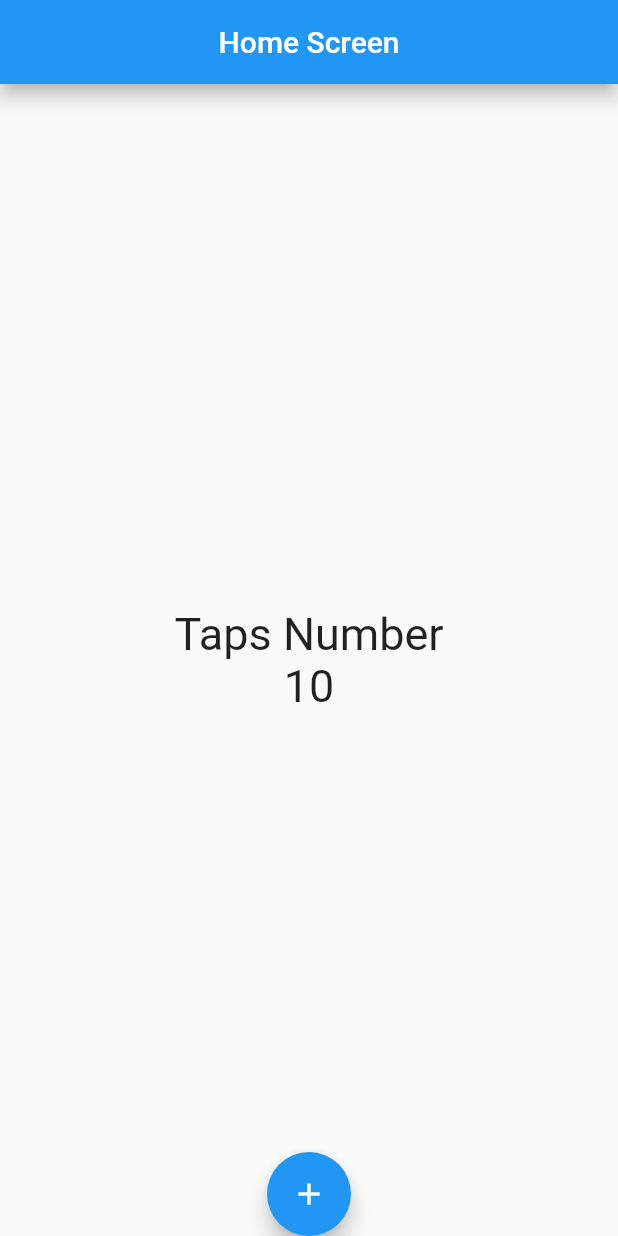
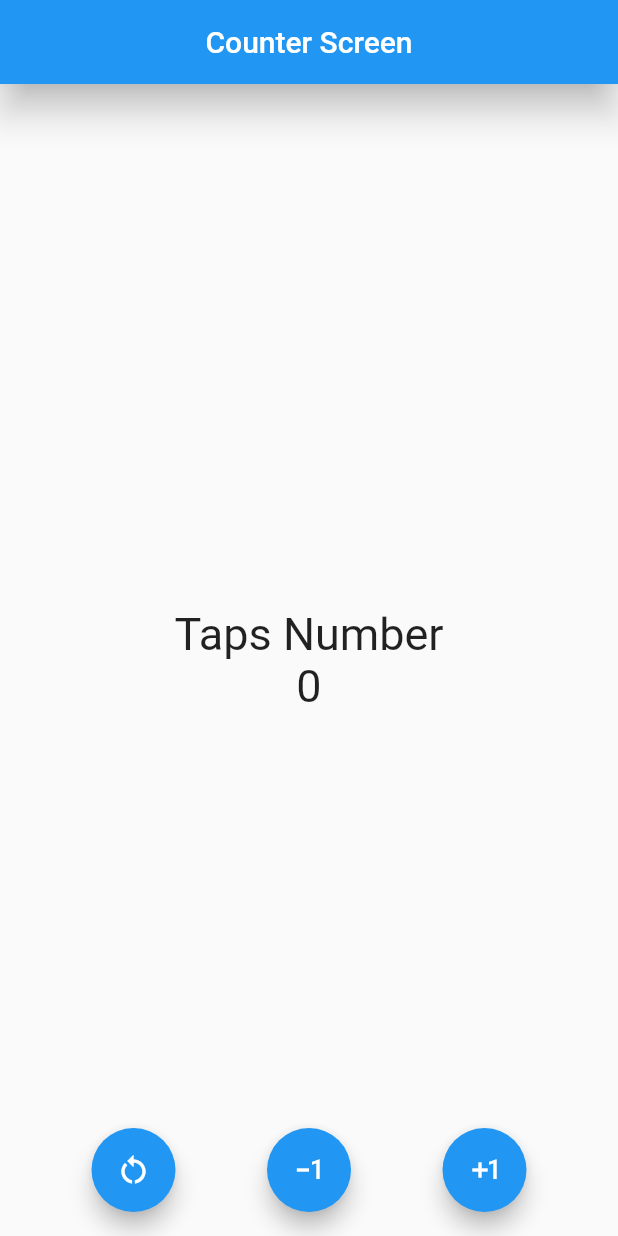
Before and after one commit to amundaray24/flutter_curso_01_hello_world_app, a Flutter app: the screen it shows after launch, on a phone screen of 412 x 824 dp. Run offline on Flutter 3.47's test engine with Material 2 defaults, Android fonts, the phone set to English and light mode, and no system bars.

Commit message:
[FLUTTER] First Application

```diff
--- a/lib/main.dart
+++ b/lib/main.dart
@@ -1,4 +1,5 @@
 import 'package:flutter/material.dart';
+import 'package:flutter_curso_01_hello_world_app/screens/counter_screen.dart';
 
 import 'package:flutter_curso_01_hello_world_app/screens/home_screen.dart';
 
@@ -14,6 +15,7 @@ class MyApp extends StatelessWidget {
   Widget build(BuildContext context) {
     return const MaterialApp(
       debugShowCheckedModeBanner: false,
-      home: HomeScreen());
+      //home: HomeScreen());
+      home: CounterScreen());
   }
 }
--- /dev/null
+++ b/lib/screens/counter_screen.dart
@@ -0,0 +1,85 @@
+import 'package:flutter/material.dart';
+
+class CounterScreen extends StatefulWidget {
+
+  const CounterScreen({super.key});
+
+  @override
+  State<CounterScreen> createState() => _CounterScreenState();
+}
+
+class _CounterScreenState extends State<CounterScreen> {
+
+  int counter = 0;
+
+  void increment() => setState(() => counter++);
+  void decrement() => setState(() => counter>0 ? counter-- : counter);
+  void reset() => setState(() => counter=0);
+
+  @override
+  Widget build(BuildContext context) {
+
+    const TextStyle textStyle = TextStyle(fontSize: 30);
+
+    return Scaffold(
+      appBar: AppBar(
+        title: const Center(
+          child: Text('Counter Screen'),
+        ),
+        elevation: 10,
+      ),
+      body: Center(
+        child: Column(
+          mainAxisAlignment: MainAxisAlignment.center,
+          children: <Widget>[
+            const Text('Taps Number', style: textStyle),
+            Text('$counter',style: textStyle)
+          ],
+        ),
+      ),
+      floatingActionButtonLocation: FloatingActionButtonLocation.centerFloat,
+      floatingActionButton: CustomFloatingActions(
+        incrementFunction: increment,
+        resetFunction: reset,
+        decrementFunction: decrement,
+      )
+    );
+  }
+}
+
+class CustomFloatingActions extends StatelessWidget {
+
+  final Function incrementFunction;
+  final Function decrementFunction;
+  final Function resetFunction;
+
+  const CustomFloatingActions({
+    super.key, required this.incrementFunction, required this.decrementFunction, required this.resetFunction
+  });
+
+  @override
+  Widget build(BuildContext context) {
+    return Row (
+      mainAxisAlignment: MainAxisAlignment.spaceEvenly,
+      children: [
+        FloatingActionButton(
+          onPressed: () => resetFunction(),
+          tooltip: 'Reset Counter',
+          child: const Icon(Icons.restart_alt_sharp),
+        ),
+
+        FloatingActionButton(
+          onPressed: () => decrementFunction(),
+          tooltip: 'Reduce Counter',
+          child: const Icon(Icons.exposure_minus_1),
+        ),
+
+        FloatingActionButton(
+          onPressed: () => incrementFunction(),
+          tooltip: 'Increment Counter',
+          child: const Icon(Icons.exposure_plus_1),
+        ),
+      ],
+    );
+  }
+}
```
